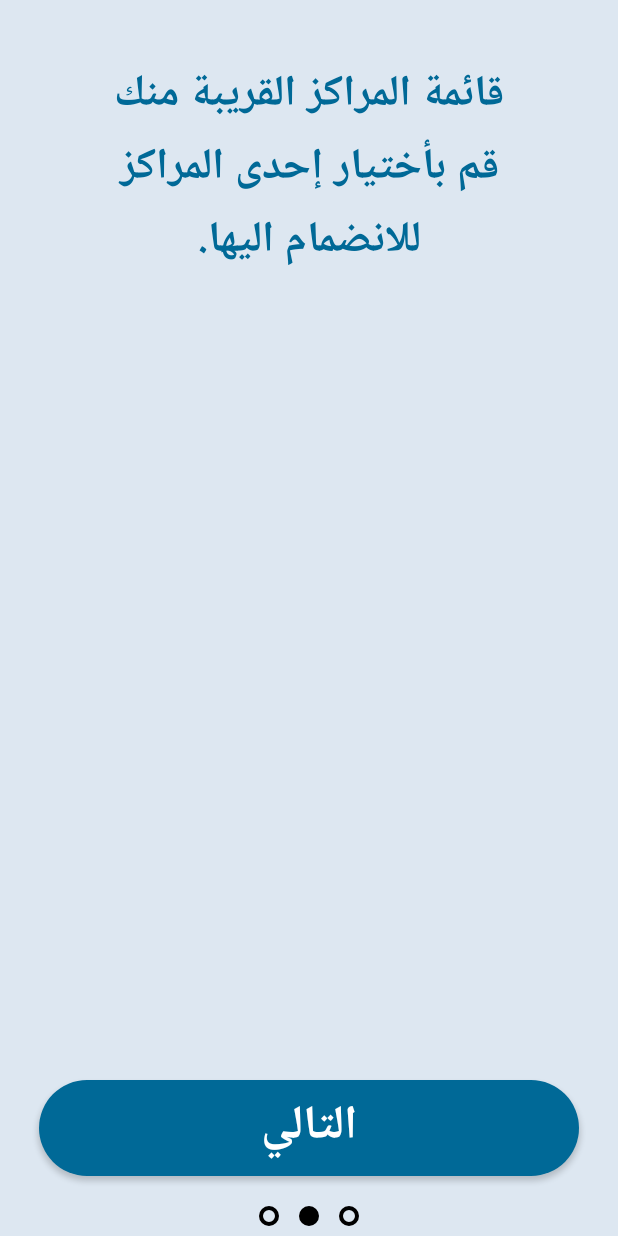
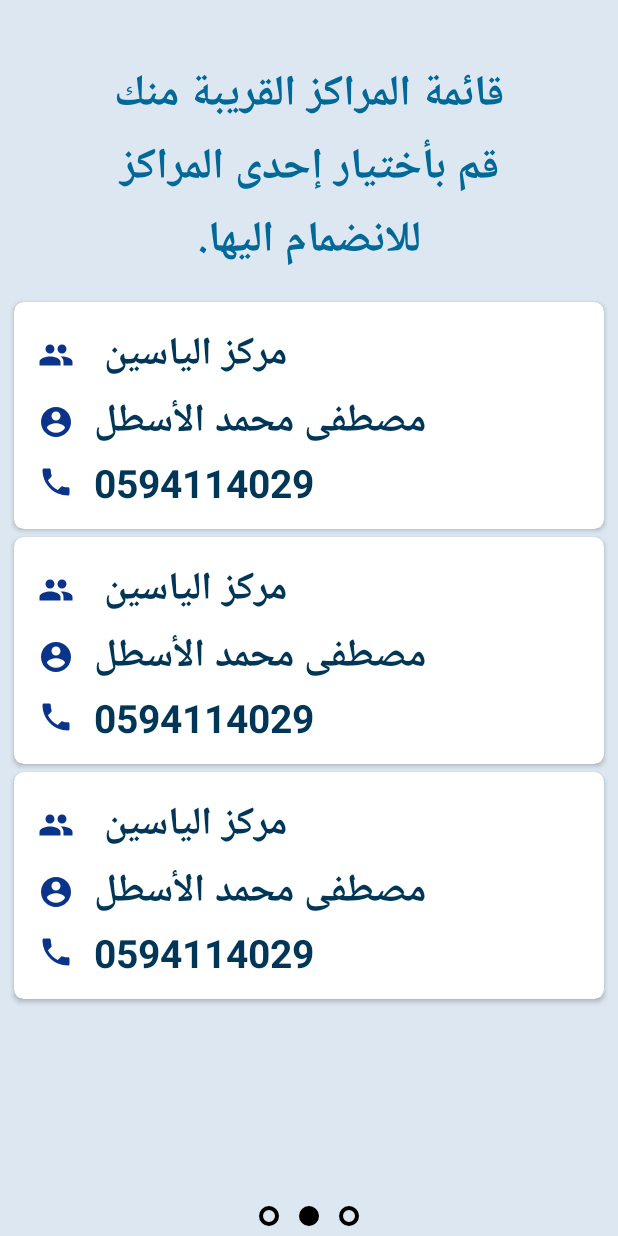
Before and after one commit to Ahmed-Redwan/QuranProjectDemo, an Android app: the layout activity_join_request2.xml on its own in the app's theme, with its tools: preview values and no code run, on a phone screen of 412 x 824 dp. Run offline under Robolectric (Android 15) with nearby library versions, the phone set to English and light mode, and no system bars; Roboto replaces fonts that are not available here.

Commit message:
update commit

```diff
--- /dev/null
+++ b/app/src/main/res/drawable/ic_account_circle_black_24dp.xml
@@ -0,0 +1,5 @@
+<vector android:height="24dp" android:tint="#09348A"
+    android:viewportHeight="24.0" android:viewportWidth="24.0"
+    android:width="24dp" xmlns:android="http://schemas.android.com/apk/res/android">
+    <path android:fillColor="#FF000000" android:pathData="M12,2C6.48,2 2,6.48 2,12s4.48,10 10,10 10,-4.48 10,-10S17.52,2 12,2zM12,5c1.66,0 3,1.34 3,3s-1.34,3 -3,3 -3,-1.34 -3,-3 1.34,-3 3,-3zM12,19.2c-2.5,0 -4.71,-1.28 -6,-3.22 0.03,-1.99 4,-3.08 6,-3.08 1.99,0 5.97,1.09 6,3.08 -1.29,1.94 -3.5,3.22 -6,3.22z"/>
+</vector>
--- /dev/null
+++ b/app/src/main/res/drawable/ic_local_phone_black_24dp.xml
@@ -0,0 +1,5 @@
+<vector android:height="24dp" android:tint="#09348A"
+    android:viewportHeight="24.0" android:viewportWidth="24.0"
+    android:width="24dp" xmlns:android="http://schemas.android.com/apk/res/android">
+    <path android:fillColor="#FF000000" android:pathData="M6.62,10.79c1.44,2.83 3.76,5.14 6.59,6.59l2.2,-2.2c0.27,-0.27 0.67,-0.36 1.02,-0.24 1.12,0.37 2.33,0.57 3.57,0.57 0.55,0 1,0.45 1,1V20c0,0.55 -0.45,1 -1,1 -9.39,0 -17,-7.61 -17,-17 0,-0.55 0.45,-1 1,-1h3.5c0.55,0 1,0.45 1,1 0,1.25 0.2,2.45 0.57,3.57 0.11,0.35 0.03,0.74 -0.25,1.02l-2.2,2.2z"/>
+</vector>
--- /dev/null
+++ b/app/src/main/res/drawable/ic_people_black_24dp.xml
@@ -0,0 +1,5 @@
+<vector android:height="24dp" android:tint="#09348A"
+    android:viewportHeight="24.0" android:viewportWidth="24.0"
+    android:width="24dp" xmlns:android="http://schemas.android.com/apk/res/android">
+    <path android:fillColor="#FF000000" android:pathData="M16,11c1.66,0 2.99,-1.34 2.99,-3S17.66,5 16,5c-1.66,0 -3,1.34 -3,3s1.34,3 3,3zM8,11c1.66,0 2.99,-1.34 2.99,-3S9.66,5 8,5C6.34,5 5,6.34 5,8s1.34,3 3,3zM8,13c-2.33,0 -7,1.17 -7,3.5L1,19h14v-2.5c0,-2.33 -4.67,-3.5 -7,-3.5zM16,13c-0.29,0 -0.62,0.02 -0.97,0.05 1.16,0.84 1.97,1.97 1.97,3.45L17,19h6v-2.5c0,-2.33 -4.67,-3.5 -7,-3.5z"/>
+</vector>
--- a/app/src/main/res/layout/activity_join_request2.xml
+++ b/app/src/main/res/layout/activity_join_request2.xml
@@ -19,28 +19,18 @@
         android:layout_marginTop="@dimen/_30sdp"
         android:textSize="@dimen/_22ssp"
         android:textStyle="bold"
+        android:layout_marginBottom="@dimen/_10sdp"
         android:text="قائمة المراكز القريبة منك قم بأختيار إحدى المراكز للانضمام اليها." />
+
     <androidx.recyclerview.widget.RecyclerView
         android:layout_width="match_parent"
         android:layout_height="match_parent"
         android:id="@+id/request2_rv_listOfCenters"
-        android:layout_weight="1"/>
+        android:layout_weight="1"
+        tools:listitem="@layout/custom_center_item"
+        android:layout_marginStart="@dimen/_5sdp"
+        android:layout_marginEnd="@dimen/_5sdp"/>
 
-
-    <Button
-        android:layout_width="match_parent"
-        android:layout_height="wrap_content"
-        android:id="@+id/request2_btn_Next"
-        android:background="@drawable/btn_background"
-        android:layout_marginTop="@dimen/_5sdp"
-        android:layout_marginStart="@dimen/_20sdp"
-        android:layout_marginEnd="@dimen/_20sdp"
-        android:text="التالي"
-        android:textColor="@android:color/white"
-        android:textSize="@dimen/_24ssp"
-        android:textStyle="bold"
-        android:padding="@dimen/_4sdp"
-        />
 
     <LinearLayout
         android:layout_width="match_parent"
--- a/app/src/main/res/layout/activity_show_group_student.xml
+++ b/app/src/main/res/layout/activity_show_group_student.xml
@@ -38,9 +38,8 @@
          android:id="@+id/recycler_show_group_student"
          android:background="@drawable/recycler_show_group_student"
         android:layout_margin="@dimen/_15sdp"
-        android:padding="@dimen/_10sdp"
-
-
+        android:padding="@dimen/_2sdp"
+        tools:listitem="@layout/student_recycler_image_and_name"
         />
 
 
--- /dev/null
+++ b/app/src/main/res/layout/custom_center_item.xml
@@ -0,0 +1,57 @@
+<?xml version="1.0" encoding="utf-8"?>
+<androidx.cardview.widget.CardView xmlns:android="http://schemas.android.com/apk/res/android"
+    android:layout_width="match_parent"
+    android:layout_height="wrap_content"
+    xmlns:app="http://schemas.android.com/apk/res-auto"
+    android:layout_margin="@dimen/_2sdp"
+    android:elevation="@dimen/_20sdp"
+    app:cardCornerRadius="@dimen/_5sdp">
+<RelativeLayout
+    android:layout_width="match_parent"
+    android:layout_height="wrap_content"
+    android:padding="@dimen/_10sdp">
+    <TextView
+        android:layout_width="wrap_content"
+        android:layout_height="wrap_content"
+        android:id="@+id/centetItem_tv_CenterName"
+        android:text="مركز الياسين "
+        android:textSize="@dimen/_20ssp"
+        android:textColor="@color/colorPrimaryDark"
+        android:textStyle="bold"
+        android:layout_marginStart="@dimen/_2sdp"
+        android:drawableStart="@drawable/ic_people_black_24dp"
+        android:drawablePadding="@dimen/_10sdp"
+        />
+
+    <TextView
+        android:layout_width="wrap_content"
+        android:layout_height="wrap_content"
+        android:id="@+id/centetItem_tv_ManagerName"
+        android:text="مصطفى محمد الأسطل"
+        android:textSize="@dimen/_20ssp"
+        android:textColor="@color/colorPrimaryDark"
+        android:textStyle="bold"
+        android:layout_marginStart="@dimen/_2sdp"
+        android:layout_below="@id/centetItem_tv_CenterName"
+        android:drawableStart="@drawable/ic_account_circle_black_24dp"
+        android:drawablePadding="@dimen/_10sdp"
+        />
+
+    <TextView
+        android:layout_width="wrap_content"
+        android:layout_height="wrap_content"
+        android:id="@+id/centetItem_tv_Number"
+        android:text="0594114029"
+        android:textSize="@dimen/_20ssp"
+        android:textColor="@color/colorPrimaryDark"
+        android:textStyle="bold"
+        android:layout_marginStart="@dimen/_2sdp"
+        android:layout_below="@id/centetItem_tv_ManagerName"
+        android:layout_marginEnd="@dimen/_4sdp"
+        android:drawableStart="@drawable/ic_local_phone_black_24dp"
+        android:drawablePadding="@dimen/_10sdp"
+        />
+
+</RelativeLayout>
+
+</androidx.cardview.widget.CardView>
--- a/app/src/main/res/layout/student_recycler_image_and_name.xml
+++ b/app/src/main/res/layout/student_recycler_image_and_name.xml
@@ -13,7 +13,7 @@
     <RelativeLayout
         android:layout_width="match_parent"
         android:layout_height="wrap_content"
-        android:paddingTop="10dp"
+        android:paddingTop="@dimen/_2sdp"
         android:paddingStart="5dp"
         android:layout_marginEnd="5dp"
         >
@@ -23,11 +23,8 @@
         app:cardElevation="@dimen/_7sdp"
         app:cardCornerRadius="@dimen/_7sdp"
         app:cardBackgroundColor="@color/colorPrimary"
-        android:layout_marginTop="@dimen/_3sdp"
-        android:layout_marginBottom="@dimen/_3sdp"
-
-
-
+        android:layout_marginTop="@dimen/_2sdp"
+        android:layout_marginBottom="@dimen/_2sdp"
         >
 
         <LinearLayout
@@ -40,7 +37,7 @@
             <com.makeramen.roundedimageview.RoundedImageView
                 android:layout_width="@dimen/_70sdp"
                 android:layout_height="match_parent"
-                android:src="@drawable/ic_masged"
+                android:src="@drawable/arabian"
                 android:scaleType="fitCenter"
                 app:riv_corner_radius="30dip"
                 app:riv_border_width="@dimen/_3sdp"
@@ -50,6 +47,17 @@
                 app:layout_collapseMode="parallax"
                 android:id="@+id/student_recycler_image_and_name_iv"
                 android:padding="@dimen/_4sdp"
+                />
+
+            <ImageView
+                android:id="@+id/guideline2"
+                android:layout_width="@dimen/_1sdp"
+                android:layout_height="match_parent"
+                android:orientation="vertical"
+                android:layout_centerVertical="true"
+                android:layout_marginStart="@dimen/_5sdp"
+                android:background="@android:color/white"
+                android:layout_margin="@dimen/_5sdp"
                 />
 
             <TextView
```
